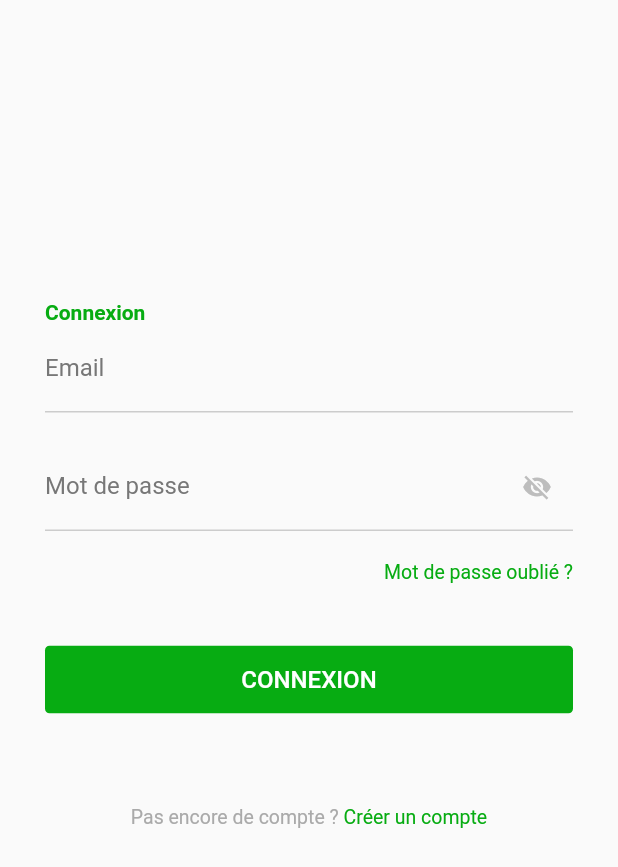
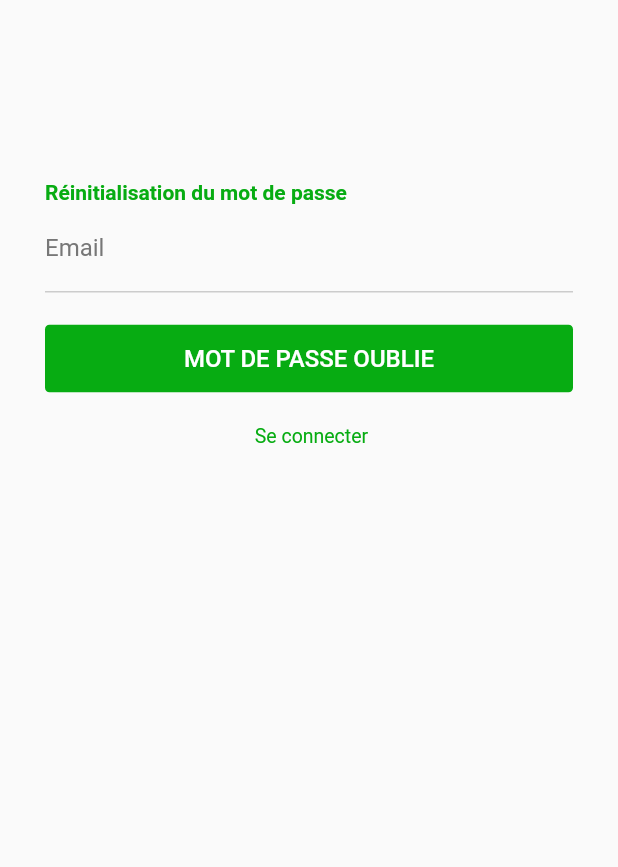
Before and after one commit to Web82-Thom/my-firebase-project, a Flutter app: the screen it shows after launch, after a tap on "Mot de passe oublié ?", on a phone screen of 412 x 824 dp. Shown: the top 867 px of the screen. Run offline on Flutter 3.47's test engine with Material 2 defaults, Android fonts, the phone set to English and light mode, and no system bars; our stand-ins replace cloud_firestore, email_validator, firebase_auth, firebase_core, firebase_storage, fluttertoast and 1 more; accounts and stored records are empty.

Commit message:
add forgot password methode

```diff
--- a/lib/main.dart
+++ b/lib/main.dart
@@ -4,6 +4,7 @@ import 'package:firebase_core/firebase_core.dart';
 import 'package:flutter_localizations/flutter_localizations.dart';
 import 'package:get/get_navigation/src/root/get_material_app.dart';
 import 'package:myfirebaseproject/modules/auth/views/auth_view.dart';
+import 'package:myfirebaseproject/modules/auth/widgets/forgot_password.dart';
 import 'package:myfirebaseproject/modules/auth/widgets/signin_widget.dart';
 import 'package:myfirebaseproject/modules/auth/widgets/signup_widget.dart';
 import 'package:myfirebaseproject/modules/home/views/home_view.dart';
@@ -43,7 +44,8 @@ class MyApp extends StatelessWidget {
         GlobalCupertinoLocalizations.delegate,
       ],
       supportedLocales: const [
-        Locale('fr', 'FR'), // Français, no country code
+        Locale('fr', 'FR'),
+        Locale('en, En'), // Français, no country code
       ],
       debugShowCheckedModeBanner: false,
 
@@ -66,6 +68,7 @@ class MyApp extends StatelessWidget {
         "/auth": (context) => const AuthView(),
         "/signin": (context) =>  SigninWidget(),
         "/signup": (context) =>  SignupWidget(),
+        "/forgot_password": (context) => ForgotPassword(),
       },
     );
   }
--- /dev/null
+++ b/lib/modules/auth/widgets/forgot_password.dart
@@ -0,0 +1,133 @@
+import 'package:flutter/src/widgets/framework.dart';
+import 'package:flutter/src/widgets/placeholder.dart';
+import 'package:flutter/material.dart';
+import 'package:get/get.dart';
+import 'package:myfirebaseproject/modules/auth/controllers/auth_controllers.dart';
+import 'package:myfirebaseproject/routes/app_pages.dart';
+import 'package:fluttertoast/fluttertoast.dart';
+import 'package:email_validator/email_validator.dart';
+
+class ForgotPassword extends StatefulWidget {
+  const ForgotPassword({super.key});
+
+  @override
+  State<ForgotPassword> createState() => _ForgotPasswordState();
+}
+
+AuthController authController = Get.put(AuthController());
+
+bool _obscureText = true;
+IconData _iconVisible = Icons.visibility_off;
+
+@override
+  void initState() {
+    initState();
+  }
+
+@override
+  void dispose(){
+    _emailField.dispose();
+    dispose();
+  }
+
+TextEditingController _emailField = TextEditingController();
+Color _underlineColor = Color(0xFFCCCCCC);
+Color _mainColor = Color(0xFF07ac12);
+Color _color1 = Color(0xFF515151);
+Color _color2 = Color(0xff777777);
+Color _color3 = Color(0xFFaaaaaa);
+
+class _ForgotPasswordState extends State<ForgotPassword> {
+  @override
+  Widget build(BuildContext context) {
+    return Scaffold(
+      body: Form(
+        child: ListView(
+          padding: EdgeInsets.fromLTRB(30, 120, 30, 30),
+          children: <Widget>[
+            // Center(
+            //     child: Image.asset(
+            //   birdy_reset_email,
+            // )),
+            // SizedBox(
+            //   height: 80,
+            // ),
+            Text("Réinitialisation du mot de passe",
+                style: TextStyle(
+                    fontSize: 14,
+                    fontWeight: FontWeight.bold,
+                    color: _mainColor)),
+            TextFormField(
+              autovalidateMode: AutovalidateMode.onUserInteraction,
+              controller: _emailField,
+              keyboardType: TextInputType.emailAddress,
+              style: TextStyle(color: _color1),
+              decoration: InputDecoration(
+                focusedBorder: UnderlineInputBorder(
+                    borderSide: BorderSide(color: _mainColor, width: 2.0)),
+                enabledBorder: UnderlineInputBorder(
+                  borderSide: BorderSide(color: _underlineColor),
+                ),
+                labelText: 'Email',
+                labelStyle: TextStyle(color: _color2),
+              ),
+              validator: (value) {
+                if (value!.isEmpty || !value.contains('@')) {
+                  return 'Entrer un adresse email valide';
+                }
+                return null;
+              },
+
+            ),
+            SizedBox(
+              height: 20,
+            ),
+            TextButton(
+              style: ButtonStyle(
+                backgroundColor: MaterialStateProperty.resolveWith<Color>(
+                  (Set<MaterialState> states) => _mainColor,
+                ),
+                overlayColor: MaterialStateProperty.all(Colors.transparent),
+                shape: MaterialStateProperty.all(RoundedRectangleBorder(
+                  borderRadius: BorderRadius.circular(3.0),
+                )),
+              ),
+              onPressed: () {
+                print(_emailField.text);
+                authController.sendResetPassword(_emailField.text.trim());
+
+              },
+              child: const Padding(
+                padding: EdgeInsets.symmetric(vertical: 5),
+                child: Text(
+                  'MOT DE PASSE OUBLIE',
+                  style: TextStyle(fontSize: 16, color: Colors.white),
+                  textAlign: TextAlign.center,
+                ),
+              ),
+            ),
+            SizedBox(
+              height: 20,
+            ),
+            Center(
+              child: GestureDetector(
+                onTap: () {
+                  Get.toNamed(Routes.AUTH);
+                  FocusScope.of(context).unfocus();
+                },
+                child: Wrap(
+                  children: [
+                    Text(
+                      ' Se connecter',
+                      style: TextStyle(fontSize: 13, color: _mainColor),
+                    )
+                  ],
+                ),
+              ),
+            ),
+          ],
+        ),
+      ),
+    );
+  }
+}
--- a/lib/modules/auth/widgets/signin_widget.dart
+++ b/lib/modules/auth/widgets/signin_widget.dart
@@ -130,8 +130,7 @@ class _SigninWidgetState extends State<SigninWidget> {
               child: Container(
                 child: GestureDetector(
                   onTap: () {
-                    // Get.toNamed(Routes.FORGOT_PASSWORD);
-                    print('forgot');
+                    Get.toNamed(Routes.FORGOT_PASSWORD);
                   },
                   child: Text(
                     'Mot de passe oublié ?',
--- a/lib/routes/app_pages.dart
+++ b/lib/routes/app_pages.dart
@@ -1,5 +1,6 @@
 import 'package:get/get.dart';
 import 'package:myfirebaseproject/modules/auth/views/auth_view.dart';
+import 'package:myfirebaseproject/modules/auth/widgets/forgot_password.dart';
 import 'package:myfirebaseproject/modules/auth/widgets/signin_widget.dart';
 import 'package:myfirebaseproject/modules/auth/widgets/signup_widget.dart';
 import 'package:myfirebaseproject/modules/home/views/home_view.dart';
@@ -34,5 +35,10 @@ class AppPages {
       page: () => SigninWidget(),
       // binding: AuthBinding(),
     ),
+    GetPage(
+      name: _Paths.FORGOT_PASSWORD,
+      page: () => ForgotPassword(),
+      // binding: AuthBinding(),
+    ),
   ];
 }
--- a/pubspec.yaml
+++ b/pubspec.yaml
@@ -44,6 +44,8 @@ dependencies:
     sdk: flutter
   get: ^4.6.5
   uuid: ^3.0.7
+  fluttertoast: ^8.2.1
+  email_validator: ^2.1.17
 
 
 
```
Also changed, not shown: lib/modules/auth/controllers/auth_controllers.dart (+35 -0 lines), pubspec.lock.
